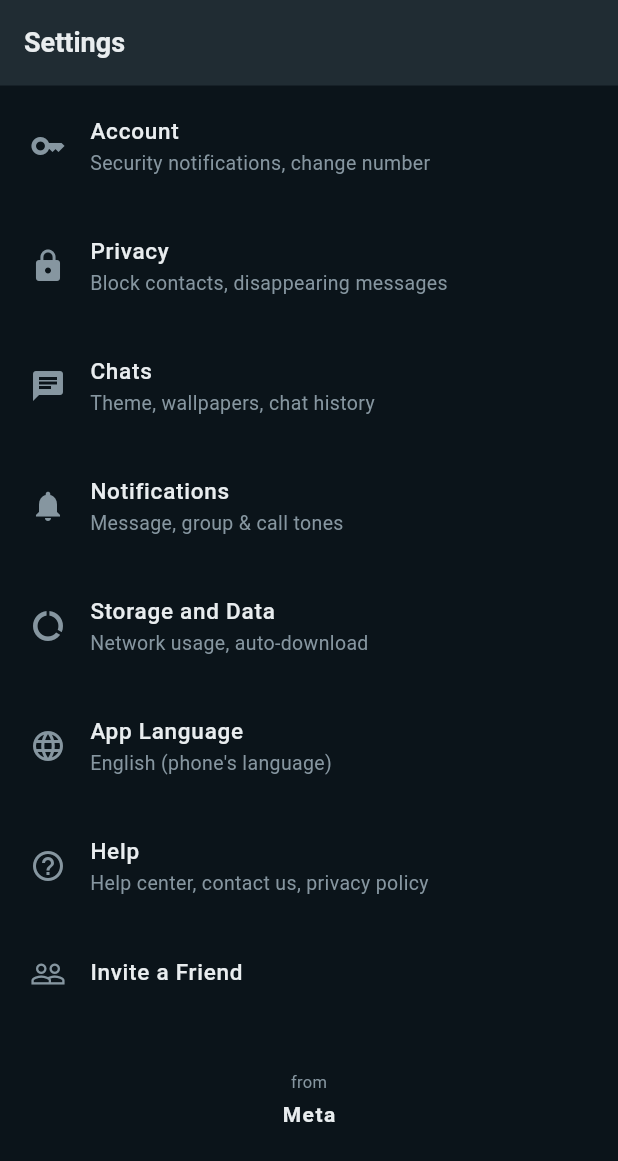
After one commit to Shahruhban01/Rwhatsapp, a Flutter app: the SettingsScreen screen opened by its route, on a phone screen of 412 x 824 dp. The commit adds this screen. Shown: the top 1161 px of the screen. Run offline on Flutter 3.47's test engine with Material 3 defaults, Android fonts, the phone set to English and light mode, and no system bars; our stand-ins replace cloud_firestore, dio, firebase_core, firebase_database, flutter_riverpod, go_router and 2 more; missing offline and left inert: mobile_scanner; accounts and stored records are empty; network calls fail.

Commit message:
feat: implement strict WhatsApp-style settings, editable profile metadata, and block list management

```diff
--- a/mobile/lib/features/chat/dashboard_screen.dart
+++ b/mobile/lib/features/chat/dashboard_screen.dart
@@ -42,6 +42,12 @@ class DashboardScreen extends ConsumerWidget {
                     context.push('/linked-devices');
                   }
                 });
+              } else if (value == 'settings') {
+                Future.delayed(Duration.zero, () {
+                  if (context.mounted) {
+                    context.push('/settings');
+                  }
+                });
               } else if (value == 'logout') {
                 await ref.read(authProvider.notifier).logout();
                 if (context.mounted) {
@@ -54,6 +60,10 @@ class DashboardScreen extends ConsumerWidget {
                 const PopupMenuItem<String>(
                   value: 'linked_devices',
                   child: Text('Linked Devices', style: TextStyle(color: Color(0xFFE9EDEF))),
+                ),
+                const PopupMenuItem<String>(
+                  value: 'settings',
+                  child: Text('Settings', style: TextStyle(color: Color(0xFFE9EDEF))),
                 ),
                 const PopupMenuItem<String>(
                   value: 'logout',
--- /dev/null
+++ b/mobile/lib/features/profile/settings_screen.dart
@@ -0,0 +1,139 @@
+import 'package:flutter/material.dart';
+import 'package:flutter_riverpod/flutter_riverpod.dart';
+import 'package:go_router/go_router.dart';
+import '../../providers/auth_provider.dart';
+
+class SettingsScreen extends ConsumerWidget {
+  const SettingsScreen({super.key});
+
+  @override
+  Widget build(BuildContext context, WidgetRef ref) {
+    final authState = ref.watch(authProvider);
+    final user = authState.user;
+
+    return Scaffold(
+      backgroundColor: const Color(0xFF0B141A),
+      appBar: AppBar(
+        backgroundColor: const Color(0xFF202C33),
+        title: const Text('Settings', style: TextStyle(color: Color(0xFFE9EDEF), fontSize: 18, fontWeight: FontWeight.bold)),
+        iconTheme: const IconThemeData(color: Color(0xFFE9EDEF)),
+      ),
+      body: ListView(
+        children: [
+          // Profile section card
+          if (user != null)
+            ListTile(
+              contentPadding: const EdgeInsets.symmetric(horizontal: 16, vertical: 12),
+              leading: CircleAvatar(
+                backgroundColor: const Color(0xFF2A3942),
+                radius: 30,
+                child: Text(
+                  user.name.isNotEmpty ? user.name[0].toUpperCase() : 'U',
+                  style: const TextStyle(fontSize: 24, fontWeight: FontWeight.bold, color: Color(0xFF00A884)),
+                ),
+              ),
+              title: Text(
+                user.name,
+                style: const TextStyle(color: Color(0xFFE9EDEF), fontSize: 18, fontWeight: FontWeight.w600),
+              ),
+              subtitle: Padding(
+                padding: const EdgeInsets.only(top: 4.0),
+                child: Text(
+                  user.about.isNotEmpty ? user.about : 'Hey there! I am using WhatsApp.',
+                  style: const TextStyle(color: Color(0xFF8696A0), fontSize: 13),
+                  maxLines: 1,
+                  overflow: TextOverflow.ellipsis,
+                ),
+              ),
+              trailing: const Icon(Icons.qr_code, color: Color(0xFF00A884)),
+              onTap: () => context.push('/settings/profile'),
+            ),
+          const Divider(color: Color(0xFF202C33), height: 1),
+
+          // Settings Items
+          _buildSettingsTile(
+            icon: Icons.key,
+            title: 'Account',
+            subtitle: 'Security notifications, change number',
+            onTap: () {},
+          ),
+          _buildSettingsTile(
+            icon: Icons.lock,
+            title: 'Privacy',
+            subtitle: 'Block contacts, disappearing messages',
+            onTap: () => context.push('/settings/blocked'),
+          ),
+          _buildSettingsTile(
+            icon: Icons.chat,
+            title: 'Chats',
+            subtitle: 'Theme, wallpapers, chat history',
+            onTap: () {},
+          ),
+          _buildSettingsTile(
+            icon: Icons.notifications,
+            title: 'Notifications',
+            subtitle: 'Message, group & call tones',
+            onTap: () {},
+          ),
+          _buildSettingsTile(
+            icon: Icons.data_usage,
+            title: 'Storage and Data',
+            subtitle: 'Network usage, auto-download',
+            onTap: () {},
+          ),
+          _buildSettingsTile(
+            icon: Icons.language,
+            title: 'App Language',
+            subtitle: "English (phone's language)",
+            onTap: () {},
+          ),
+          _buildSettingsTile(
+            icon: Icons.help_outline,
+            title: 'Help',
+            subtitle: 'Help center, contact us, privacy policy',
+            onTap: () {},
+          ),
+          _buildSettingsTile(
+            icon: Icons.people_outline,
+            title: 'Invite a Friend',
+            subtitle: '',
+            onTap: () {},
+          ),
+
+          const SizedBox(height: 32),
+          // Meta signature
+          const Center(
+            child: Column(
+              children: [
+                Text('from', style: TextStyle(color: Color(0xFF8696A0), fontSize: 11)),
+                SizedBox(height: 4),
+                Text(
+                  'Meta',
+                  style: TextStyle(color: Color(0xFFE9EDEF), fontSize: 14, fontWeight: FontWeight.bold, letterSpacing: 1),
+                ),
+              ],
+            ),
+          ),
+          const SizedBox(height: 32),
+        ],
+      ),
+    );
+  }
+
+  Widget _buildSettingsTile({
+    required IconData icon,
+    required String title,
+    required String subtitle,
+    required VoidCallback onTap,
+  }) {
+    return ListTile(
+      leading: Icon(icon, color: const Color(0xFF8696A0), size: 24),
+      title: Text(title, style: const TextStyle(color: Color(0xFFE9EDEF), fontSize: 15, fontWeight: FontWeight.w500)),
+      subtitle: subtitle.isNotEmpty
+          ? Text(subtitle, style: const TextStyle(color: Color(0xFF8696A0), fontSize: 13))
+          : null,
+      onTap: onTap,
+      contentPadding: const EdgeInsets.symmetric(horizontal: 20, vertical: 4),
+    );
+  }
+}
--- a/mobile/lib/main.dart
+++ b/mobile/lib/main.dart
@@ -10,6 +10,9 @@ import 'features/auth/qr_scanner_screen.dart';
 import 'features/auth/linked_devices_screen.dart';
 import 'features/chat/dashboard_screen.dart';
 import 'features/chat/chat_screen.dart';
+import 'features/profile/settings_screen.dart';
+import 'features/profile/profile_settings_screen.dart';
+import 'features/profile/blocked_users_screen.dart';
 
 // Helper class to convert Stream to Listenable for GoRouter
 class GoRouterRefreshStream extends ChangeNotifier {
@@ -82,6 +85,18 @@ final routerProvider = Provider<GoRouter>((ref) {
         builder: (context, state) => const LinkedDevicesScreen(),
       ),
       GoRoute(
+        path: '/settings',
+        builder: (context, state) => const SettingsScreen(),
+      ),
+      GoRoute(
+        path: '/settings/profile',
+        builder: (context, state) => const ProfileSettingsScreen(),
+      ),
+      GoRoute(
+        path: '/settings/blocked',
+        builder: (context, state) => const BlockedUsersScreen(),
+      ),
+      GoRoute(
         path: '/chat/:chatId',
         builder: (context, state) {
           final chatId = state.pathParameters['chatId']!;
```
Also changed, not shown: mobile/lib/features/profile/blocked_users_screen.dart (added, +250 -0 lines), mobile/lib/features/profile/profile_settings_screen.dart (added, +231 -0 lines), mobile/lib/providers/auth_provider.dart (+62 -0 lines).
